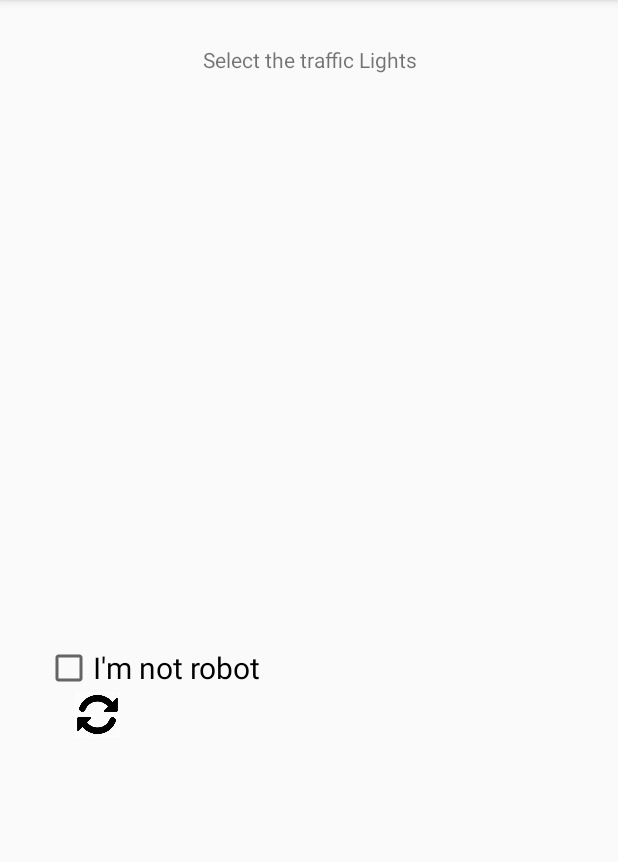
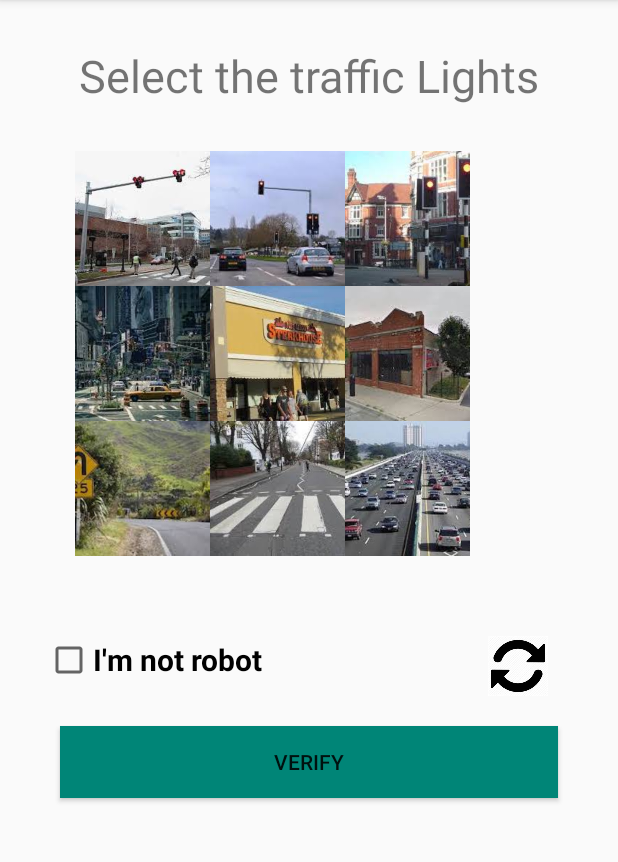
Before and after one commit to Amanpreetkaur2111/AndroidFinalProject, an Android app: the Verify screen opened directly, with no data from a screen before it, on a phone screen of 412 x 824 dp, the part 84-946 px from its top. Run offline under Robolectric (Android 15) with nearby library versions, the phone set to English and light mode, and no system bars.

Commit message:
Image Added in Grid Layout

```diff
--- a/app/src/main/res/layout/activity_verify.xml
+++ b/app/src/main/res/layout/activity_verify.xml
@@ -11,37 +11,101 @@
         android:layout_width="match_parent"
         android:layout_height="wrap_content"
         android:text="Select the traffic Lights"
+        android:textSize="30dp"
         android:layout_marginTop="30dp"
         android:gravity="center"
         />
+
     <GridLayout
         android:id="@+id/collImages"
-    android:layout_width="300dp"
-    android:layout_height="300dp"
+        android:layout_width="263dp"
+        android:layout_height="273dp"
+        android:layout_marginLeft="50dp"
         android:layout_marginTop="30dp"
-    android:layout_marginLeft="50dp"
         android:layout_marginRight="50dp"
         android:columnCount="3"
         android:rowCount="3">
 
+        <ImageView
+            android:layout_width="90dp"
+            android:layout_height="90dp"
+            android:src="@drawable/img1"/>
+
+        <ImageView
+            android:layout_width="90dp"
+            android:layout_height="90dp"
+            android:src="@drawable/img2"/>
+
+        <ImageView
+            android:layout_width="90dp"
+            android:layout_height="90dp"
+            android:src="@drawable/img3"/>
+
+        <ImageView
+            android:layout_width="90dp"
+            android:layout_height="90dp"
+            android:src="@drawable/img4"/>
+
+        <ImageView
+            android:layout_width="90dp"
+            android:layout_height="90dp"
+            android:src="@drawable/img5"/>
+
+        <ImageView
+            android:layout_width="90dp"
+            android:layout_height="90dp"
+            android:src="@drawable/img6"/>
+
+        <ImageView
+            android:layout_width="90dp"
+            android:layout_height="90dp"
+            android:src="@drawable/img7"/>
+
+        <ImageView
+            android:layout_width="90dp"
+            android:layout_height="90dp"
+            android:src="@drawable/img8"/>
+
+        <ImageView
+            android:layout_width="90dp"
+            android:layout_height="90dp"
+            android:src="@drawable/img9"/>
+
+
     </GridLayout>
+
+      <LinearLayout
+    android:layout_width="match_parent"
+    android:layout_height="wrap_content">
 
     <CheckBox
         android:id="@+id/Check"
         android:layout_width="wrap_content"
         android:layout_height="wrap_content"
         android:text="I'm not robot"
+        android:textStyle="bold"
         android:layout_marginTop="50dp"
         android:layout_marginLeft="30dp"
         android:textSize="20dp"/>
 
           <ImageView
-        android:layout_width="30dp"
-        android:layout_height="30dp"
-        android:layout_marginLeft="50dp"
-        android:src="@drawable/refresh"/>
-
-
+              android:layout_width="40dp"
+              android:layout_height="40dp"
+              android:layout_marginLeft="150dp"
+              android:layout_marginTop="50dp"
+              android:src="@drawable/refresh" />
 
 
       </LinearLayout>
+
+    <Button
+        android:layout_width="match_parent"
+        android:layout_height="wrap_content"
+        android:text="Verify"
+        android:background="@color/colorPrimary"
+        android:layout_marginLeft="40dp"
+        android:layout_marginRight="40dp"
+        android:layout_marginTop="20dp"/>
+
+
+</LinearLayout>
```
Also changed, not shown: app/src/main/res/drawable/img1.jpeg (added), app/src/main/res/drawable/img2.jpeg (added), app/src/main/res/drawable/img3.jpeg (added), app/src/main/res/drawable/img4.jpeg (added), app/src/main/res/drawable/img5.jpeg (added), app/src/main/res/drawable/img6.jpeg (added), app/src/main/res/drawable/img7.jpeg (added), app/src/main/res/drawable/img8.jpeg (added), app/src/main/res/drawable/img9.jpeg (added). Lines whose indentation alone changed are shown as unchanged.
